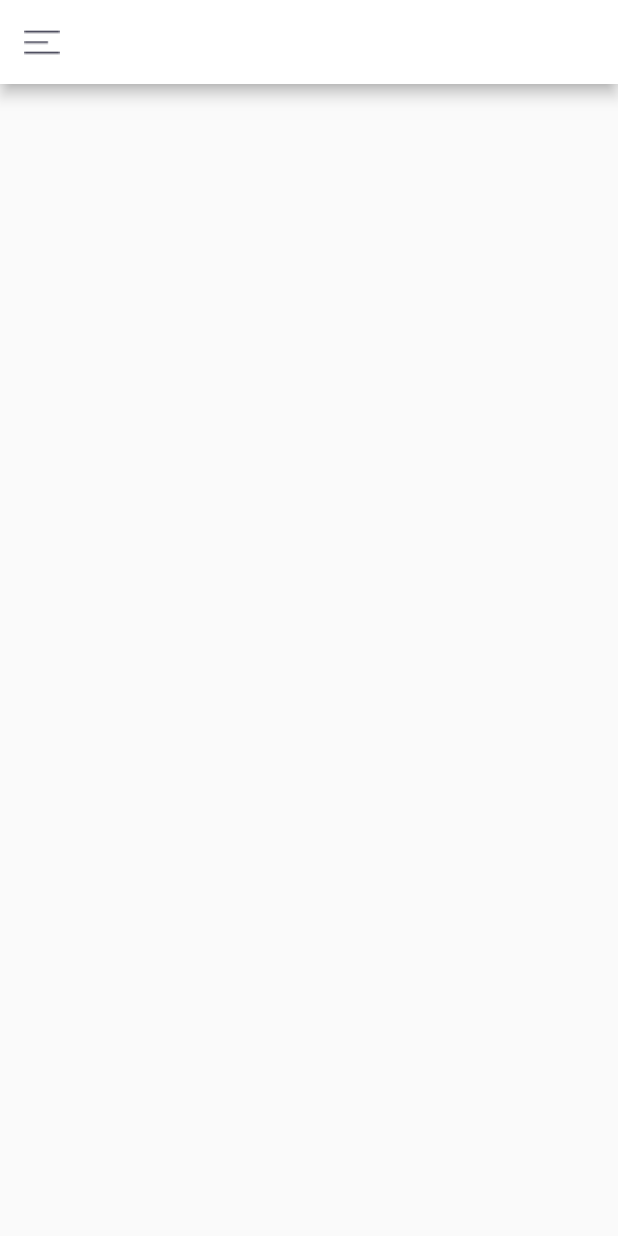
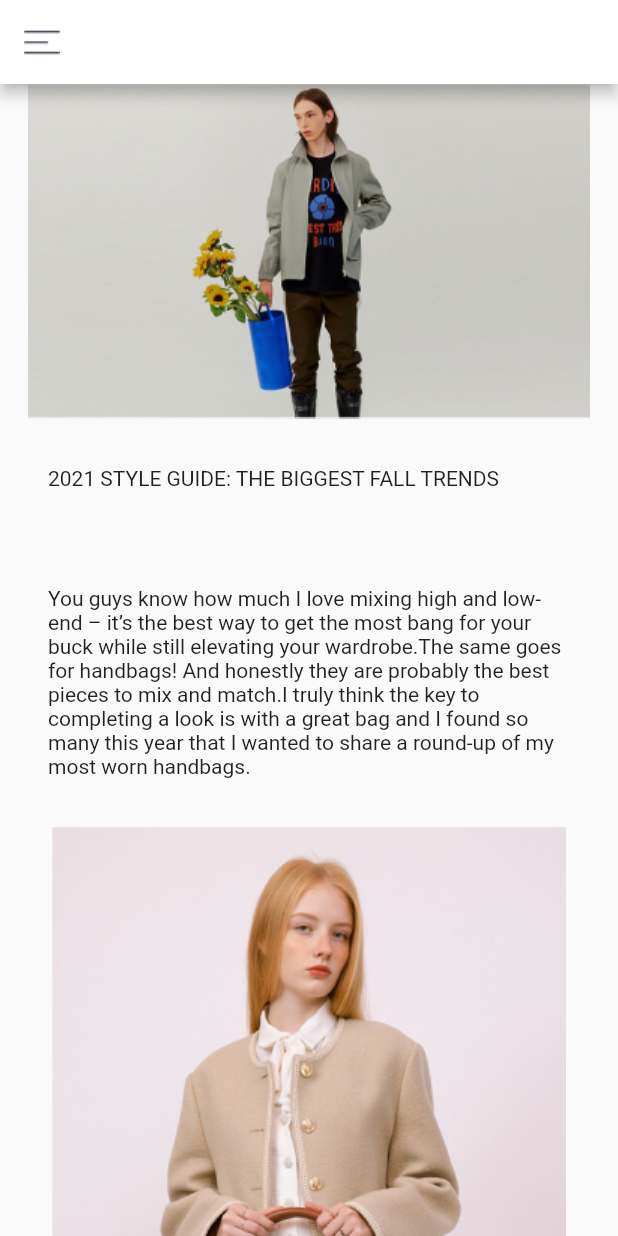
Before and after one commit to arodriguesdev01/IFSP, a Flutter app: the screen it shows after launch, on a phone screen of 412 x 824 dp. Run offline on Flutter 3.47's test engine with Material 2 defaults, Android fonts, the phone set to English and light mode, and no system bars.

Commit message:
Colocando barra de rolagem para 'scrollar' a tela para baixo...

```diff
--- a/open_fashion_app/lib/main.dart
+++ b/open_fashion_app/lib/main.dart
@@ -40,3 +40,18 @@
     softWrap: true,
   ),
 );
+
+Widget textSection2 = Container(
+  padding: const EdgeInsets.all(32),
+  child: const Text(
+    'I found this Saint Laurent canvas handbag this summer and immediately fell in love.'
+    'The neutral fabrics are so beautiful and I like how this handbag can also carry into fall.'
+    'The mini Fendi bucket bag with the sheer fabric is so fun and such a statement bag.'
+    'Also this DeMellier off white bag is so cute to carry to a dinner with you or going out, it’s small but not too small to fit your phone and keys still.',
+    style:TextStyle(
+      fontWeight:FontWeight.w400,
+      fontSize: 14,
+    ),
+    softWrap: true,
+  ),
+);
--- a/open_fashion_app/lib/pages/blog_post.dart
+++ b/open_fashion_app/lib/pages/blog_post.dart
@@ -10,13 +10,13 @@ class BlogPost extends StatelessWidget {
         backgroundColor: Colors.white,
         leading: Image.asset('assets/menu_icon.png'),
       ),
-      body: Container(
+      body: ListView(
         children: [
           Image.asset(
             'assets/banner_blog.png',
             width: 375,
             height: 223,
-            fit: BoxFit.fill,
+            fit: BoxFit.none,
           ),
           titleSection,
           textSection,
@@ -24,8 +24,9 @@ class BlogPost extends StatelessWidget {
             'assets/model.png',
             width: 343,
             height: 451,
-            fit: BoxFit.fill,
-          )
+            fit: BoxFit.none,
+          ),
+          textSection2,
         ],
       )
     );
```
